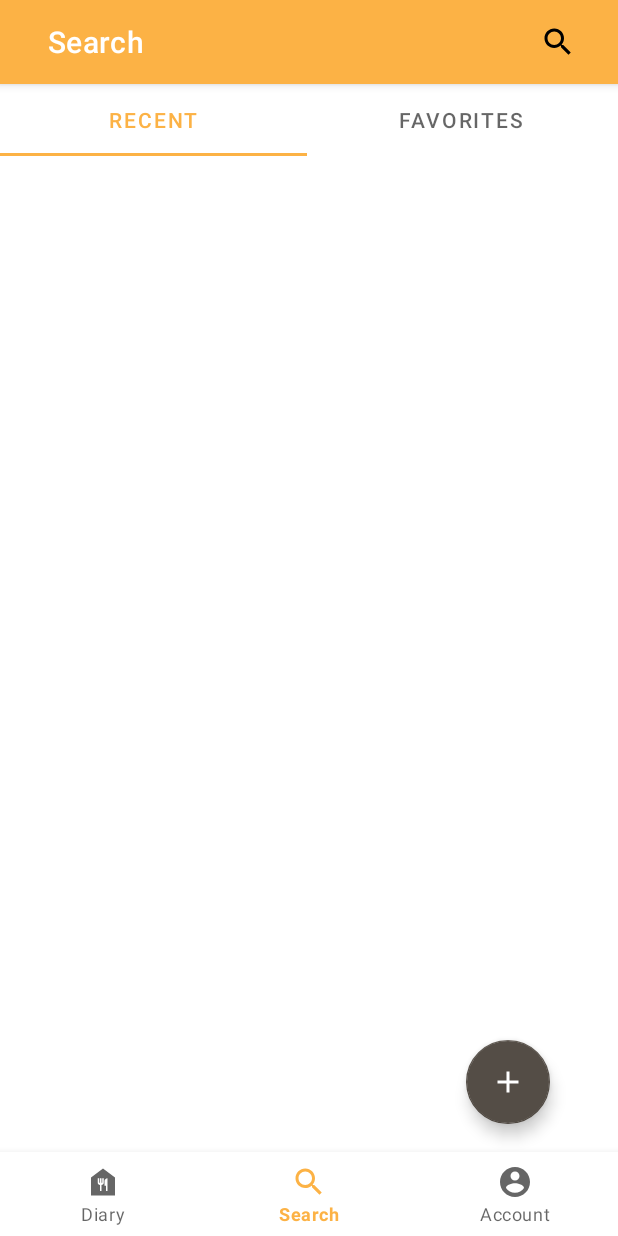
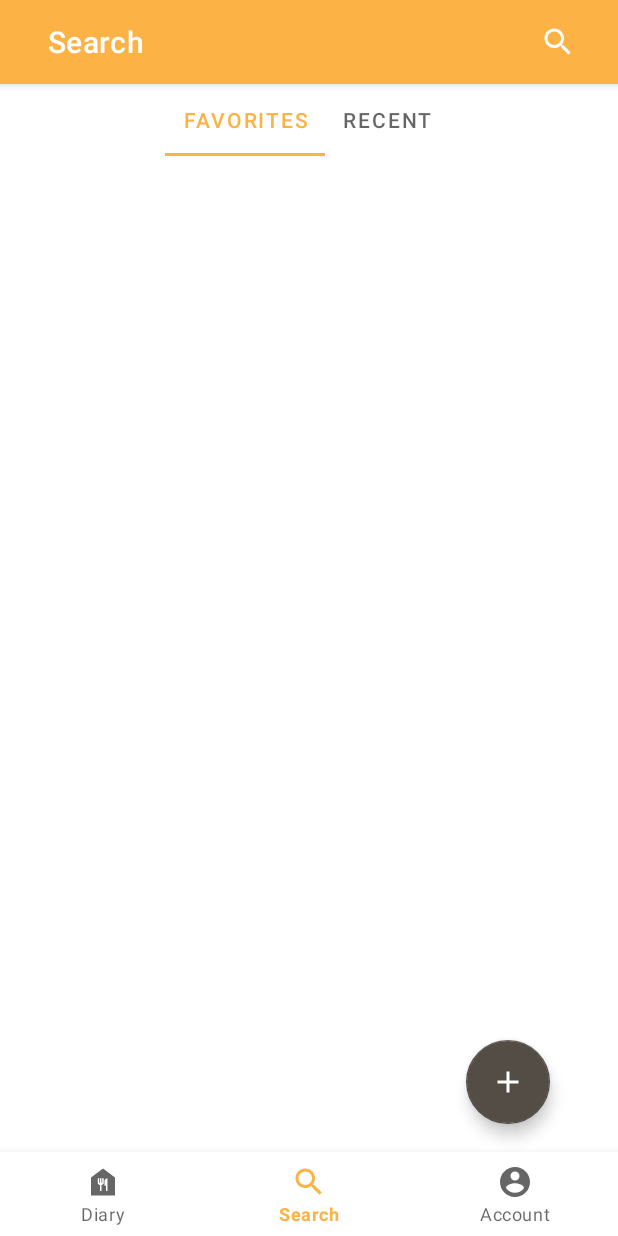
Before and after one commit to Wonderjack996/Food-Diary, an Android app: the SearchFragment screen opened through its navigation route, on a phone screen of 412 x 824 dp. Run offline under Robolectric (Android 15) with nearby library versions, the phone set to English and light mode, and no system bars; our stand-ins replace navigation-ui; 1 statement that could not run was skipped.

Commit message:
modifiche relative al fragment_search
modificato colore icona di ricerca e tab

```diff
--- a/app/src/main/java/it/fooddiary/ui/search/SearchFragment.java
+++ b/app/src/main/java/it/fooddiary/ui/search/SearchFragment.java
@@ -1,6 +1,4 @@
 package it.fooddiary.ui.search;
-
-
 
 import android.content.DialogInterface;
 import android.os.Bundle;
@@ -24,10 +22,6 @@ import it.fooddiary.R;
 
 public class SearchFragment extends Fragment {
 
-    private TabLayout TabItem;
-
-    private MaterialAlertDialogBuilder addCaloriesDialog;
-
     @Nullable
     @Override
     public View onCreateView(@NonNull LayoutInflater inflater,
@@ -37,8 +31,11 @@ public class SearchFragment extends Fragment {
         MainActivity main = (MainActivity) getActivity();
         main.setSearchToolbar();
 
-        addCaloriesDialog = new MaterialAlertDialogBuilder(main);
-        NumberPicker numberPicker = new NumberPicker(main);
+        root.findViewById(R.id.addCalories_floatingButton).setOnClickListener(new View.OnClickListener() {
+            @Override
+            public void onClick(View v) {
+                MaterialAlertDialogBuilder addCaloriesDialog = new MaterialAlertDialogBuilder(getActivity());
+                NumberPicker numberPicker = new NumberPicker(getActivity());
                 numberPicker.setMinValue(1);
                 numberPicker.setMaxValue(10000);
                 numberPicker.setValue(200);
@@ -47,20 +44,15 @@ public class SearchFragment extends Fragment {
                 addCaloriesDialog.setPositiveButton(R.string.ok, new DialogInterface.OnClickListener() {
                     @Override
                     public void onClick(DialogInterface dialog, int which) {
-
+                        return;
                     }
                 });
-        addCaloriesDialog.setNegativeButton(R.string.cancel,
-        new DialogInterface.OnClickListener() {
+                addCaloriesDialog.setNegativeButton(R.string.cancel, new DialogInterface.OnClickListener() {
                     public void onClick(DialogInterface dialog, int which) {
                         // TODO Auto-generated method stub
                         return;
                     }
                 });
-
-        root.findViewById(R.id.addCalories_floatingButton).setOnClickListener(new View.OnClickListener() {
-            @Override
-            public void onClick(View v) {
                 addCaloriesDialog.show();
             }
         });
--- a/app/src/main/res/layout/fragment_search.xml
+++ b/app/src/main/res/layout/fragment_search.xml
@@ -14,32 +14,31 @@
 
         <com.google.android.material.tabs.TabLayout
             android:id="@+id/tabLayout"
-            android:layout_width="match_parent"
+            android:layout_width="wrap_content"
             android:layout_height="wrap_content"
             app:layout_constraintBottom_toBottomOf="parent"
+            app:layout_constraintEnd_toEndOf="parent"
+            app:layout_constraintStart_toStartOf="parent"
             app:layout_constraintTop_toTopOf="parent"
             app:layout_constraintVertical_bias="0.0"
-            app:tabMode="fixed"
-            tools:layout_editor_absoluteX="0dp"
+            app:tabMode="scrollable"
             tools:ignore="ExtraText">
 
 
+            <com.google.android.material.tabs.TabItem
+                android:layout_width="match_parent"
+                android:layout_height="wrap_content"
+                android:text="@string/searchTab2" />
 
             <com.google.android.material.tabs.TabItem
-                android:layout_width="wrap_content"
+                android:layout_width="match_parent"
                 android:layout_height="wrap_content"
                 android:text="@string/searchTab1"
 
                 />
 
-            <com.google.android.material.tabs.TabItem
-                android:layout_width="wrap_content"
-                android:layout_height="wrap_content"
-                android:text="@string/searchTab2" />
-
 
         </com.google.android.material.tabs.TabLayout>
-
 
         <com.google.android.material.floatingactionbutton.FloatingActionButton
             android:id="@+id/addCalories_floatingButton"
@@ -48,14 +47,15 @@
             android:layout_marginEnd="16dp"
             android:layout_marginRight="16dp"
             android:clickable="true"
+            android:contentDescription="@string/addCalories"
+            android:focusable="true"
             app:layout_constraintBottom_toBottomOf="parent"
             app:layout_constraintEnd_toEndOf="parent"
             app:layout_constraintHorizontal_bias="0.92"
             app:layout_constraintStart_toStartOf="parent"
             app:layout_constraintTop_toBottomOf="@+id/tabLayout"
             app:layout_constraintVertical_bias="0.888"
-            app:srcCompat="@drawable/ic_baseline_add_24"
-            android:focusable="true" />
+            app:srcCompat="@drawable/ic_baseline_add_24" />
 
 
     </androidx.constraintlayout.widget.ConstraintLayout>
--- a/app/src/main/res/layout/toolbar_search.xml
+++ b/app/src/main/res/layout/toolbar_search.xml
@@ -16,8 +16,8 @@
             style="@style/Theme.Toolbar"
             android:layout_width="match_parent"
             android:layout_height="match_parent"
-            app:title="@string/search"
-            app:menu="@menu/toolbar_menu_search"/>
+            app:menu="@menu/toolbar_menu_search"
+            app:title="@string/search" />
 
     </com.google.android.material.appbar.AppBarLayout>
 </androidx.appcompat.widget.Toolbar>
--- a/app/src/main/res/menu/toolbar_menu_search.xml
+++ b/app/src/main/res/menu/toolbar_menu_search.xml
@@ -3,10 +3,9 @@
     xmlns:app="http://schemas.android.com/apk/res-auto">
     <item
         android:id="@+id/item_search"
+        android:contentDescription="@string/search"
         android:icon="@drawable/ic_baseline_search_24"
         android:title="@string/search"
-        android:contentDescription="@string/search"
-        app:showAsAction="ifRoom|withText"
         app:actionViewClass="android.widget.SearchView"
-        />
+        app:showAsAction="ifRoom|collapseActionView|withText" />
 </menu>
```
Also changed, not shown: app/src/main/res/layout/fragment_account.xml (+4 -13 lines). Lines whose indentation alone changed are shown as unchanged.
